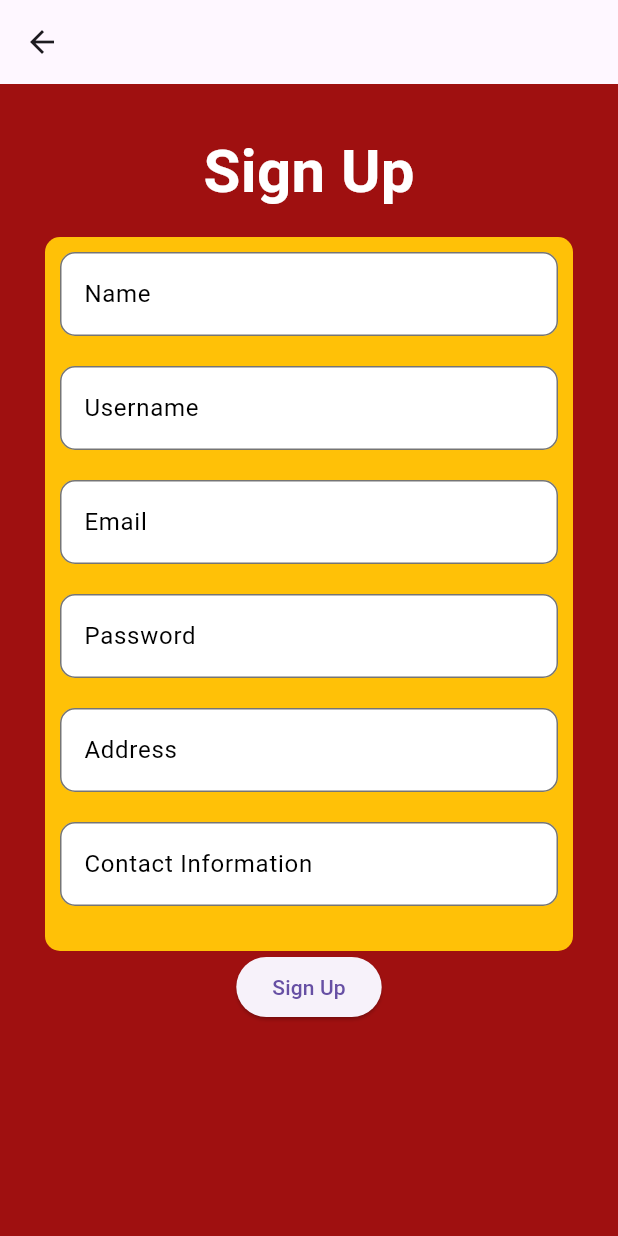
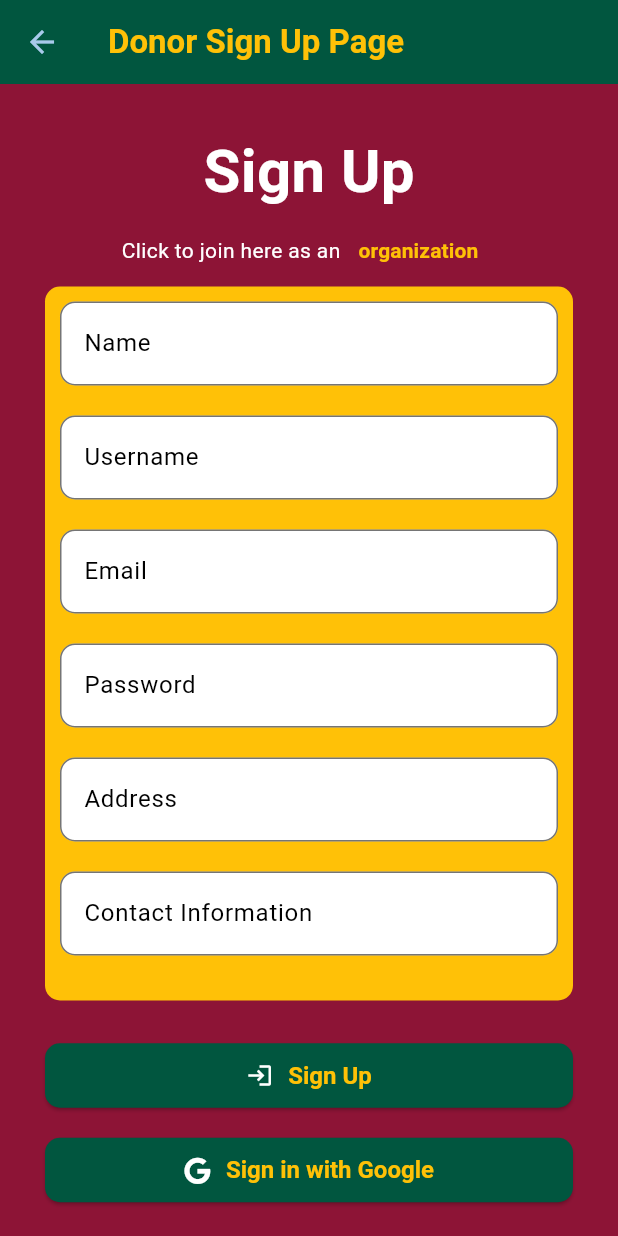
Before and after one commit to Jajabeenka/Elgives, a Flutter app: the SignUpPage screen opened directly, on a phone screen of 412 x 824 dp. Run offline on Flutter 3.47's test engine with Material 3 defaults, Android fonts, the phone set to English and light mode, and no system bars; our stand-ins replace cloud_firestore, firebase_auth, firebase_core, font_awesome_flutter; accounts and stored records are empty.

Commit message:
chore : finalized sign up page as a donor

```diff
--- a/lib/pages/signin_page.dart
+++ b/lib/pages/signin_page.dart
@@ -156,7 +156,6 @@ Widget get passwordField => TextFormField(
       );
 
   Widget get submitButton => ElevatedButton(
-
         onPressed: () async {
           if (_formKey.currentState!.validate()) {
             _formKey.currentState!.save();
@@ -174,7 +173,7 @@ Widget get passwordField => TextFormField(
           }
         },
         style:  ElevatedButton.styleFrom(
-          backgroundColor: Color.fromARGB(255, 6, 104, 14), // Button background color
+          backgroundColor: Color(0xFF01563F), // Button background color
           textStyle: TextStyle(color: Colors.white), // Text color
           shape: RoundedRectangleBorder(
             borderRadius: BorderRadius.circular(10.0), // Rounded corners
@@ -201,7 +200,7 @@ Widget get passwordField => TextFormField(
   Widget GoogleSignInButton() => ElevatedButton(
         onPressed: () async {},
         style: ElevatedButton.styleFrom(
-          backgroundColor: Color.fromARGB(255, 6, 104, 14), // Button background color
+          backgroundColor: Color(0xFF01563F), // Button background color
           textStyle: TextStyle(color: Colors.white), // Text color
           shape: RoundedRectangleBorder(
             borderRadius: BorderRadius.circular(10.0), // Rounded corners
--- a/lib/pages/signup_page.dart
+++ b/lib/pages/signup_page.dart
@@ -1,6 +1,8 @@
 import 'package:flutter/material.dart';
 import 'package:provider/provider.dart';
+import 'package:week9_authentication/pages/organization_signup.dart';
 import '../providers/auth_provider.dart';
+import 'package:font_awesome_flutter/font_awesome_flutter.dart';
 
 class SignUpPage extends StatefulWidget {
   const SignUpPage({Key? key});
@@ -41,8 +43,15 @@ class _SignUpState extends State<SignUpPage> {
   @override
   Widget build(BuildContext context) {
     return Scaffold(
-      backgroundColor: Color(0xFF9F1010),
-      appBar: AppBar(),
+      backgroundColor: Color.fromARGB(255, 141, 20, 54),
+      appBar: AppBar( title: Text(
+          "Donor Sign Up Page",
+          style: TextStyle(fontWeight: FontWeight.bold, color: Color(0xFFFFC107),
+          ),
+        ),
+        iconTheme: IconThemeData(color: Color.fromARGB(255, 168, 202, 235)),
+        backgroundColor: Color(0xFF01563F),
+      ),
       body: SingleChildScrollView(
         child: Container(
           margin: const EdgeInsets.all(30),
@@ -52,6 +61,7 @@ class _SignUpState extends State<SignUpPage> {
               mainAxisAlignment: MainAxisAlignment.center,
               children: [
                 heading,
+                OrganizationSignUpButton,
                 Container(
                   padding: const EdgeInsets.all(10),
                   decoration: BoxDecoration(
@@ -69,7 +79,11 @@ class _SignUpState extends State<SignUpPage> {
                     ],
                   ),
                 ),
-                submitButton
+                SizedBox(height: 26.0), // Spacing between icon and text
+                submitButton,
+                SizedBox(height: 15.0), // Spacing between icon and text
+
+                GoogleSignInButton(),
               ],
             ),
           ),
@@ -79,7 +93,7 @@ class _SignUpState extends State<SignUpPage> {
   }
 
   Widget get heading => Padding(
-        padding: const EdgeInsets.only(bottom: 15),
+        padding: const EdgeInsets.only(bottom: 0),
         child: Text(
           "Sign Up",
           style: TextStyle(
@@ -309,20 +323,112 @@ class _SignUpState extends State<SignUpPage> {
         onPressed: () async {
           if (_formKey.currentState!.validate()) {
             _formKey.currentState!.save();
-        // separate provider file
             try {
-          await context
-              .read<UserAuthProvider>()
-              .authService
-              .signUp(name!, username!, email!, password!, addresses!, contactNumber!); // Pass addresses list to signUp method
+              await context.read<UserAuthProvider>().signUp(
+                    name!,
+                    username!,
+                    email!,
+                    password!,
+                    addresses!,
+                    contactNumber!,
+                  );
+              // Handle successful signup (navigate or show message)
+              ScaffoldMessenger.of(context).showSnackBar(
+                SnackBar(
+                  content: Text("Sign-up successful!"),
+                  duration: const Duration(seconds: 2),
+                ),
+              );
             } catch (e) {
-          // Handle sign-up errors
+              // Handle signup errors
               _showSnackBar("Sign-up failed: $e");
             }
-        // check if the widget hasn't been disposed of after an asynchronous action
-        if (mounted) Navigator.pop(context);
           }
         },
-    child: const Text("Sign Up"),
+        style: ElevatedButton.styleFrom(
+          backgroundColor:
+              Color(0xFF01563F), // Button background color
+          textStyle: TextStyle(color: Colors.white), // Text color
+          shape: RoundedRectangleBorder(
+            borderRadius: BorderRadius.circular(10.0), // Rounded corners
+          ),
+          padding: EdgeInsets.symmetric(vertical: 12.0), // Button padding
+        ),
+        child: Row(
+          mainAxisAlignment: MainAxisAlignment.center,
+          children: [
+            Icon(
+              Icons.login, // Add an icon if desired
+              color: Colors.white,
+            ),
+            SizedBox(width: 10.0), // Spacing between icon and text
+            Text(
+              "Sign Up",
+              style: TextStyle(
+                color: Color(0xFFFFC107),
+                fontWeight: FontWeight.bold,
+                fontSize: 16.0,
+              ),
+            ),
+          ],
+        ),
+      );
+
+  Widget get OrganizationSignUpButton => Padding(
+        padding: const EdgeInsets.all(0),
+        child: Row(
+          mainAxisAlignment: MainAxisAlignment.center,
+          children: [
+            const Text("Click to join here as an",
+                style: TextStyle(color: Colors.white)),
+            TextButton(
+              onPressed: () {
+                Navigator.push(
+                  context,
+                  MaterialPageRoute(
+                      builder: (context) => const OrganizationSignUpPage()),
+                );
+              },
+              child: const Text(
+                "organization",
+                style: TextStyle(
+                  color: Color(0xFFFFC107),
+                  fontWeight: FontWeight.bold,
+                ),
+              ),
+            ),
+          ],
+        ),
+      );
+
+  Widget GoogleSignInButton() => ElevatedButton(
+        onPressed: () async {},
+        style: ElevatedButton.styleFrom(
+          backgroundColor:
+              Color(0xFF01563F), // Button background color
+          textStyle: TextStyle(color: Colors.white), // Text color
+          shape: RoundedRectangleBorder(
+            borderRadius: BorderRadius.circular(10.0), // Rounded corners
+          ),
+          padding: EdgeInsets.symmetric(vertical: 12.0), // Button padding
+        ),
+        child: Row(
+          mainAxisAlignment: MainAxisAlignment.center,
+          children: [
+            Icon(
+              color: Colors.white,
+              FontAwesomeIcons.google,
+            ),
+            SizedBox(width: 10.0), // Spacing between icon and text
+            Text(
+              "Sign in with Google",
+              style: TextStyle(
+                color: Color(0xFFFFC107),
+                fontWeight: FontWeight.bold,
+                fontSize: 16.0,
+              ),
+            ),
+          ],
+        ),
       );
 }
--- a/lib/pages/splash_screen.dart
+++ b/lib/pages/splash_screen.dart
@@ -58,7 +58,7 @@ class _SplashScreenState extends State<SplashScreen> {
                   );
                 },
                 style: ElevatedButton.styleFrom(
-                  backgroundColor: Color.fromARGB(255, 6, 104, 14),
+                  backgroundColor: Color(0xFF01563F),
                   textStyle: TextStyle(color: Colors.white),
                   shape: RoundedRectangleBorder(
                     borderRadius: BorderRadius.circular(10.0),
--- a/lib/providers/auth_provider.dart
+++ b/lib/providers/auth_provider.dart
@@ -26,7 +26,6 @@ Future<void> signUp(
   String email,
   String password,
   List<String> addresses,
-  String fname,
   String contactNumber,
 ) async {
   await authService.signUp(
```
Also changed, not shown: lib/pages/organization_signup.dart (added, +330 -0 lines). Lines whose indentation alone changed are shown as unchanged.
